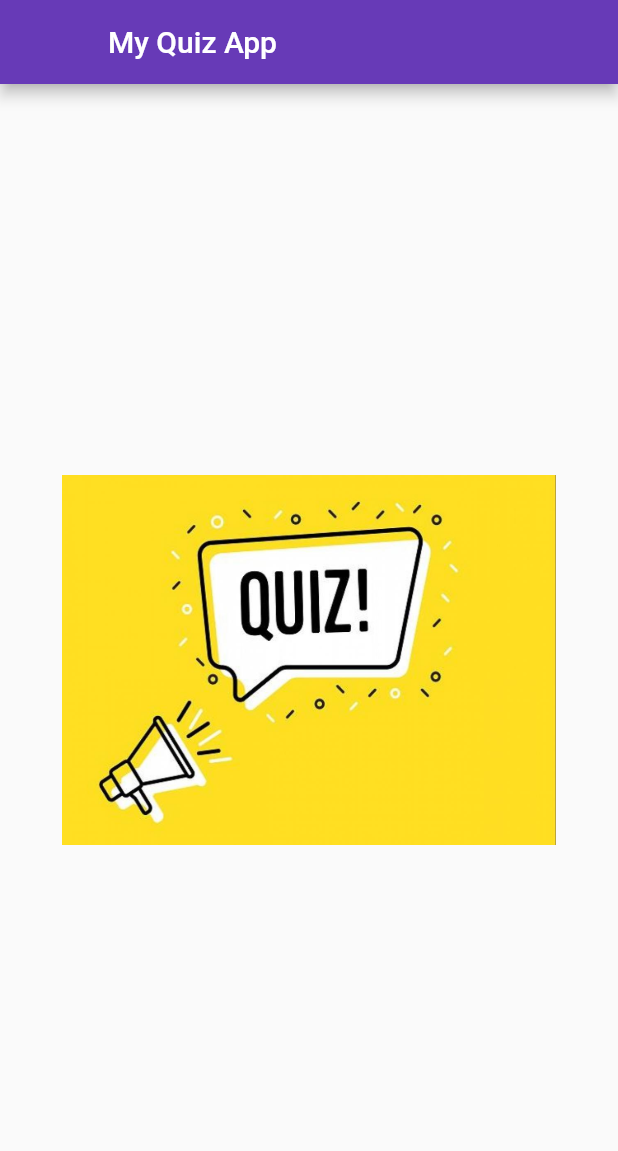
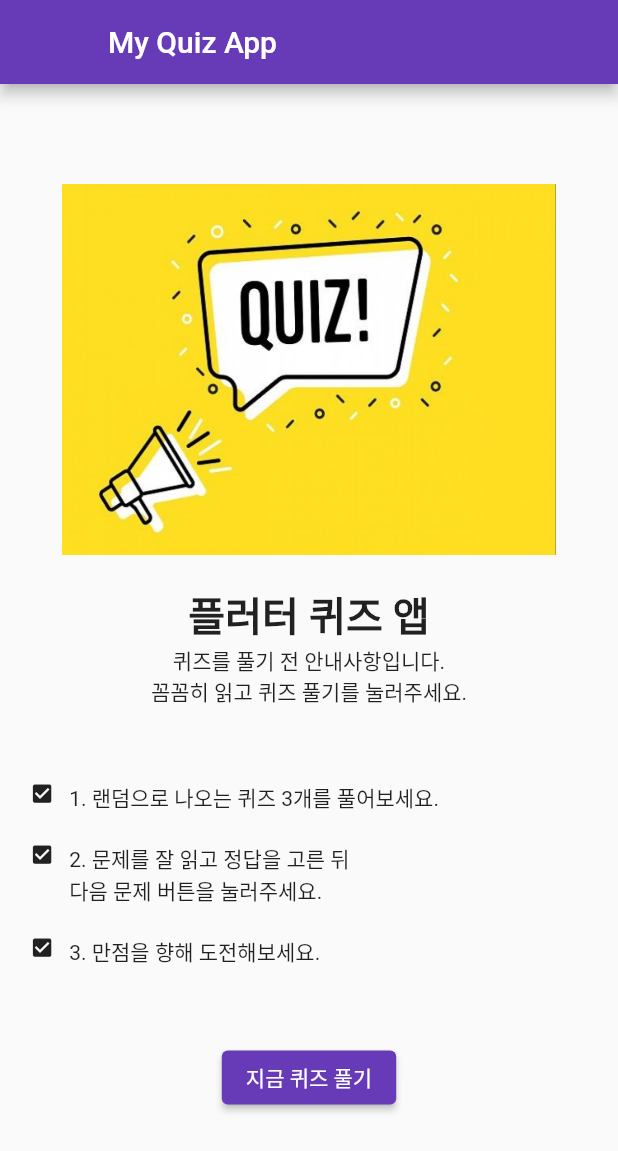
Before and after one commit to yellyB/flutter_practice, a Flutter app: the screen it shows after launch, on a phone screen of 412 x 824 dp. Shown: the top 1151 px of the screen. Run offline on Flutter 3.47's test engine with Material 2 defaults, Android fonts, the phone set to English and light mode, and no system bars.

Commit message:
홈 화면 개발

```diff
--- a/lib/screen/screen_home.dart
+++ b/lib/screen/screen_home.dart
@@ -1,11 +1,13 @@
 import 'package:flutter/material.dart';
 
-class HomeScreen extends StatefulWidget{
+class HomeScreen extends StatefulWidget {
+  const HomeScreen({super.key});
+
   @override
-    _HomeScreenState createState()=> _HomeScreenState();
+  _HomeScreenState createState() => _HomeScreenState();
 }
 
-class _HomeScreenState extends State<HomeScreen>{
+class _HomeScreenState extends State<HomeScreen> {
   @override
   Widget build(BuildContext context) {
     Size screenSize = MediaQuery.of(context).size;
@@ -14,8 +16,8 @@ class _HomeScreenState extends State<HomeScreen>{
 
     return SafeArea(
       child: Scaffold(
-                appBar:AppBar(
-                    title: Text('My Quiz App'),
+        appBar: AppBar(
+          title: const Text('My Quiz App'),
           backgroundColor: Colors.deepPurple,
           leading: Container(),
         ),
@@ -29,9 +31,59 @@ class _HomeScreenState extends State<HomeScreen>{
                 width: width * 0.8,
               ),
             ),
+            Padding(padding: EdgeInsets.all(width * 0.024)),
+            Text('플러터 퀴즈 앱',
+                style: TextStyle(
+                    fontSize: width * 0.065, fontWeight: FontWeight.bold)),
+            const Text('퀴즈를 풀기 전 안내사항입니다.\n꼼꼼히 읽고 퀴즈 풀기를 눌러주세요.',
+                textAlign: TextAlign.center),
+            Padding(padding: EdgeInsets.all(width * 0.048)),
+            _buildStep(width, '1. 랜덤으로 나오는 퀴즈 3개를 풀어보세요.'),
+            _buildStep(width, '2. 문제를 잘 읽고 정답을 고른 뒤\n다음 문제 버튼을 눌러주세요.'),
+            _buildStep(width, '3. 만점을 향해 도전해보세요.'),
+            Padding(padding: EdgeInsets.all(width * 0.048)),
+            Container(
+              padding: EdgeInsets.only(bottom: width * 0.036),
+              child: Center(
+                child: ButtonTheme(
+                  minWidth: width * 0.8,
+                  height: height * 0.05,
+                  shape: RoundedRectangleBorder(
+                    borderRadius: BorderRadius.circular(10),
+                  ),
+                  child: ElevatedButton(
+                    style: ElevatedButton.styleFrom(
+                      backgroundColor: Colors.deepPurple,
+                    ),
+                    onPressed: () {},
+                    child: const Text(
+                      '지금 퀴즈 풀기',
+                      style: TextStyle(color: Colors.white),
+                    ),
+                  ),
+                ),
+              ),
+            )
           ],
         ),
       ),
     );
   }
+
+  Widget _buildStep(double width, String title) {
+    return Container(
+        padding: EdgeInsets.fromLTRB(
+          width * 0.048,
+          width * 0.024,
+          width * 0.048,
+          width * 0.024,
+        ),
+        child: Row(
+            crossAxisAlignment: CrossAxisAlignment.start,
+            children: <Widget>[
+              Icon(Icons.check_box, size: width * 0.04),
+              Padding(padding: EdgeInsets.only(right: width * 0.024)),
+              Text(title),
+            ]));
   }
+}
```
Lines whose indentation alone changed are shown as unchanged.
